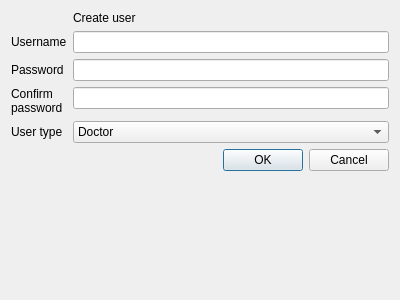
This is client/ui/createUser.ui in NoahHallows/quackmed as Qt 5 draws it before an edit. The edited form follows.
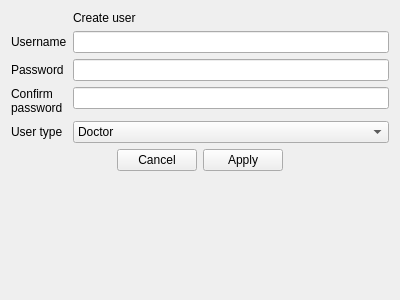
This is the edited form.

```diff
--- a/client/ui/createUser.ui
+++ b/client/ui/createUser.ui
@@ -72,7 +72,10 @@
    <item row="5" column="0" colspan="2">
     <widget class="QDialogButtonBox" name="DialogButton">
      <property name="standardButtons">
-      <set>QDialogButtonBox::StandardButton::Cancel|QDialogButtonBox::StandardButton::Ok</set>
+      <set>QDialogButtonBox::StandardButton::Apply|QDialogButtonBox::StandardButton::Cancel</set>
+     </property>
+     <property name="centerButtons">
+      <bool>true</bool>
      </property>
     </widget>
    </item>
```
Left out of the diff: 6 changed lines with no effect on the pictures.
